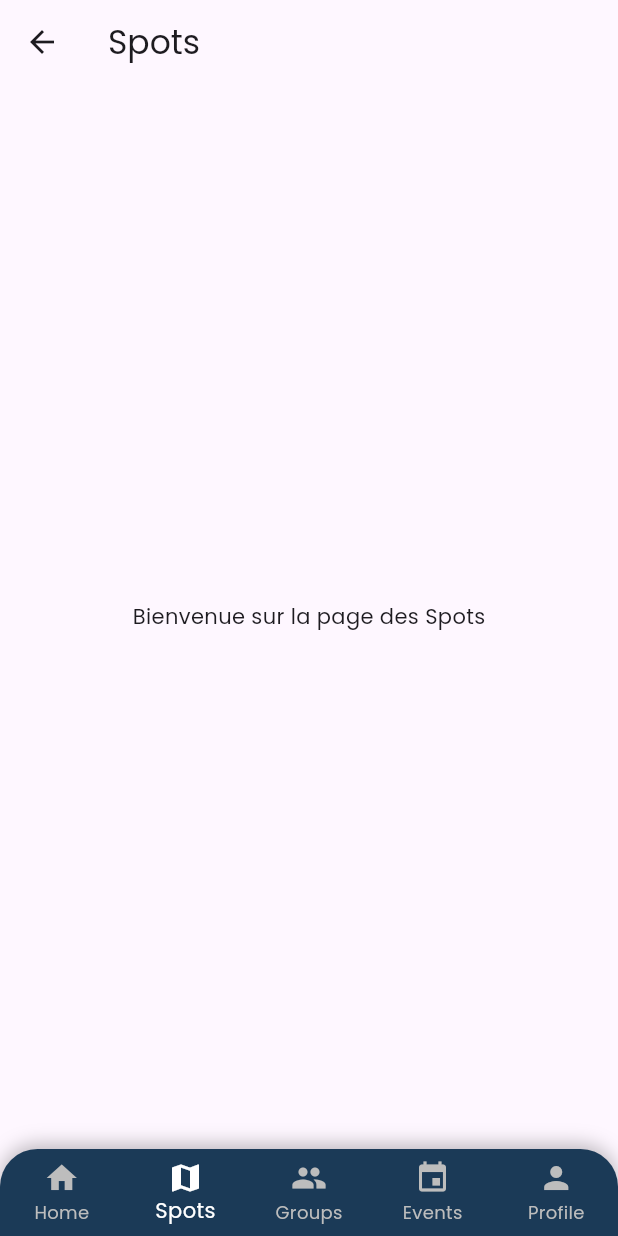
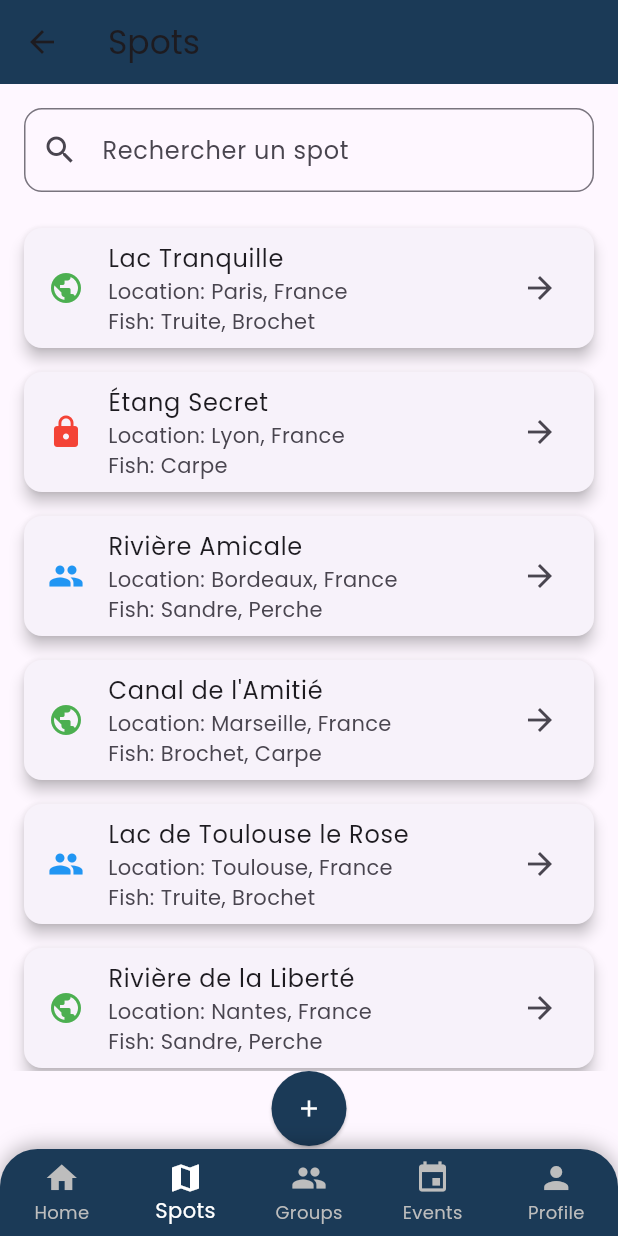
Before and after one commit to MatthieuGriffon/SpotCast, a Flutter app: the SpotsScreen screen opened by its route, on a phone screen of 412 x 824 dp. Run offline on Flutter 3.47's test engine with Material 3 defaults, Android fonts, the light colour scheme and no system bars.

Commit message:
feat: Implement data passing between SpotsScreen and SpotDetailsScreen
- Added data passing functionality from SpotsScreen to SpotDetailsScreen using Navigator.push.
- Updated SpotDetailsScreen to accept a Map<String, String> parameter for displaying detailed spot information.
- Removed unnecessary route definition for SpotDetailsScreen in main.dart.
- Improved UI flow by dynamically passing spot data upon navigation.
- Ensured compatibility with future data handling for spot details.

This commit enhances the navigation experience by allowing users to seamlessly view details of selected spots.

```diff
--- a/frontend/lib/main.dart
+++ b/frontend/lib/main.dart
@@ -33,6 +33,7 @@ class MyApp extends StatelessWidget {
         '/spots': (context) => const SpotsScreen(),
         '/profile': (context) => const ProfileScreen(),
 
+
       },
     );
   }
--- a/frontend/lib/screens/home_screen.dart
+++ b/frontend/lib/screens/home_screen.dart
@@ -148,7 +148,6 @@ class _HomeScreenState extends State<HomeScreen> {
             ),
           ),
           // Barre de navigation personnalisée
-          // Barre de navigation personnalisée
           Positioned(
             bottom: 0,
             left: 0,
--- a/frontend/lib/screens/spots_screen.dart
+++ b/frontend/lib/screens/spots_screen.dart
@@ -1,5 +1,6 @@
 import 'package:flutter/material.dart';
 import '../widgets/common/custom_bottom_navigation_bar.dart';
+import 'spot_details_screen.dart';
 
 class SpotsScreen extends StatefulWidget {
   const SpotsScreen({super.key});
@@ -9,39 +10,184 @@ class SpotsScreen extends StatefulWidget {
 }
 
 class _SpotsScreenState extends State<SpotsScreen> {
-  final int _selectedIndex = 1; // Index pour la page "Spots"
+  int _selectedIndex = 1;
+  final TextEditingController _searchController = TextEditingController();
+  String _searchQuery = '';
+
+  final List<Map<String, String>> spots = [
+    {
+      'name': 'Lac Tranquille',
+      'location': 'Paris, France',
+      'fishType': 'Truite, Brochet',
+      'type': 'public'
+    },
+    {
+      'name': 'Étang Secret',
+      'location': 'Lyon, France',
+      'fishType': 'Carpe',
+      'type': 'private'
+    },
+    {
+      'name': 'Rivière Amicale',
+      'location': 'Bordeaux, France',
+      'fishType': 'Sandre, Perche',
+      'type': 'group'
+    },
+    {
+      'name': 'Canal de l\'Amitié',
+      'location': 'Marseille, France',
+      'fishType': 'Brochet, Carpe',
+      'type': 'public'
+    },
+    {
+      'name': 'Lac de Toulouse le Rose',
+      'location': 'Toulouse, France',
+      'fishType': 'Truite, Brochet',
+      'type': 'group'
+    },
+    {
+      'name': 'Rivière de la Liberté',
+      'location': 'Nantes, France',
+      'fishType': 'Sandre, Perche',
+      'type': 'public'
+    },
+    {
+      'name': 'Étang de la Paix',
+      'location': 'Nice, France',
+      'fishType': 'Carpe',
+      'type': 'private'
+    },
+  ];
 
   void _onItemTapped(int index) {
+    setState(() {
+      _selectedIndex = index;
+    });
+
     switch (index) {
       case 0:
-        Navigator.pushReplacementNamed(context, '/home');
+        Navigator.pushNamed(context, '/home');
         break;
       case 1:
-        Navigator.pushReplacementNamed(context, '/spots');
+        Navigator.pushNamed(context, '/spots');
         break;
       case 2:
-        Navigator.pushReplacementNamed(context, '/groups');
+        Navigator.pushNamed(context, '/groups');
         break;
       case 3:
-        Navigator.pushReplacementNamed(context, '/events');
+        Navigator.pushNamed(context, '/events');
         break;
       case 4:
-        Navigator.pushReplacementNamed(context, '/profile');
+        Navigator.pushNamed(context, '/profile');
         break;
     }
   }
 
   @override
   Widget build(BuildContext context) {
+    // Filtrer les spots en fonction de la recherche
+    final List<Map<String, String>> filteredSpots = spots
+        .where((spot) =>
+            spot['name']!.toLowerCase().contains(_searchQuery.toLowerCase()) ||
+            spot['fishType']!
+                .toLowerCase()
+                .contains(_searchQuery.toLowerCase()) ||
+            spot['location']!.toLowerCase().contains(
+                  _searchQuery.toLowerCase(),
+                ))
+        .toList();
+
     return Scaffold(
       appBar: AppBar(
         title: const Text('Spots'),
+        backgroundColor: const Color(0xFF1B3A57),
       ),
-      body: const Center(
-        child: Text('Bienvenue sur la page des Spots'),
+      body: Column(
+        children: [
+          // Barre de recherche
+          Padding(
+            padding: const EdgeInsets.all(16.0),
+            child: TextField(
+              controller: _searchController,
+              onChanged: (value) {
+                setState(() {
+                  _searchQuery = value;
+                });
+              },
+              decoration: InputDecoration(
+                labelText: 'Rechercher un spot',
+                border: OutlineInputBorder(
+                  borderRadius: BorderRadius.circular(12),
+                ),
+                prefixIcon: const Icon(Icons.search),
+              ),
+            ),
+          ),
+
+          // Limiter l'affichage à 3 cartes avec un défilement
+          Expanded(
+            child: ListView.builder(
+              itemCount: filteredSpots.length,
+              itemBuilder: (context, index) {
+                final spot = filteredSpots[index];
+                return Card(
+                  shape: RoundedRectangleBorder(
+                    borderRadius: BorderRadius.circular(12),
+                  ),
+                  elevation: 4,
+                  margin:
+                      const EdgeInsets.symmetric(vertical: 8, horizontal: 16),
+                  child: ListTile(
+                    leading: Icon(
+                      spot['type'] == 'private'
+                          ? Icons.lock
+                          : spot['type'] == 'group'
+                              ? Icons.group
+                              : Icons.public,
+                      color: spot['type'] == 'private'
+                          ? Colors.red
+                          : spot['type'] == 'group'
+                              ? Colors.blue
+                              : Colors.green,
+                    ),
+                    title: Text(spot['name']!),
+                    subtitle: Text(
+                      'Location: ${spot['location']}\nFish: ${spot['fishType']}',
+                    ),
+                    trailing: const Icon(Icons.arrow_forward),
+                    onTap: () {
+                       Navigator.push(
+                  context,
+                  MaterialPageRoute(
+                    builder: (context) => SpotDetailsScreen(spot: spot),
+                  ),
+                );
+                    },
+                  ),
+                );
+              },
+            ),
+          ),
+
+          // Bouton d'ajout de spot
+          Padding(
+            padding: const EdgeInsets.only(bottom: 2),
+            child: ElevatedButton(
+              onPressed: () {
+                print('Add Spot button clicked');
+              },
+              style: ElevatedButton.styleFrom(
+                shape: const CircleBorder(),
+                padding: const EdgeInsets.all(16),
+                backgroundColor: const Color(0xFF1B3A57),
+              ),
+              child: const Icon(Icons.add, color: Colors.white),
+            ),
+          ),
+        ],
       ),
-      // Utilisation de la propriété `bottomNavigationBar`
       bottomNavigationBar: CustomBottomNavigationBar(
+        key: UniqueKey(),
         currentIndex: _selectedIndex,
         onTap: _onItemTapped,
       ),
```
Also changed, not shown: frontend/lib/screens/spot_details_screen.dart (added, +40 -0 lines).
